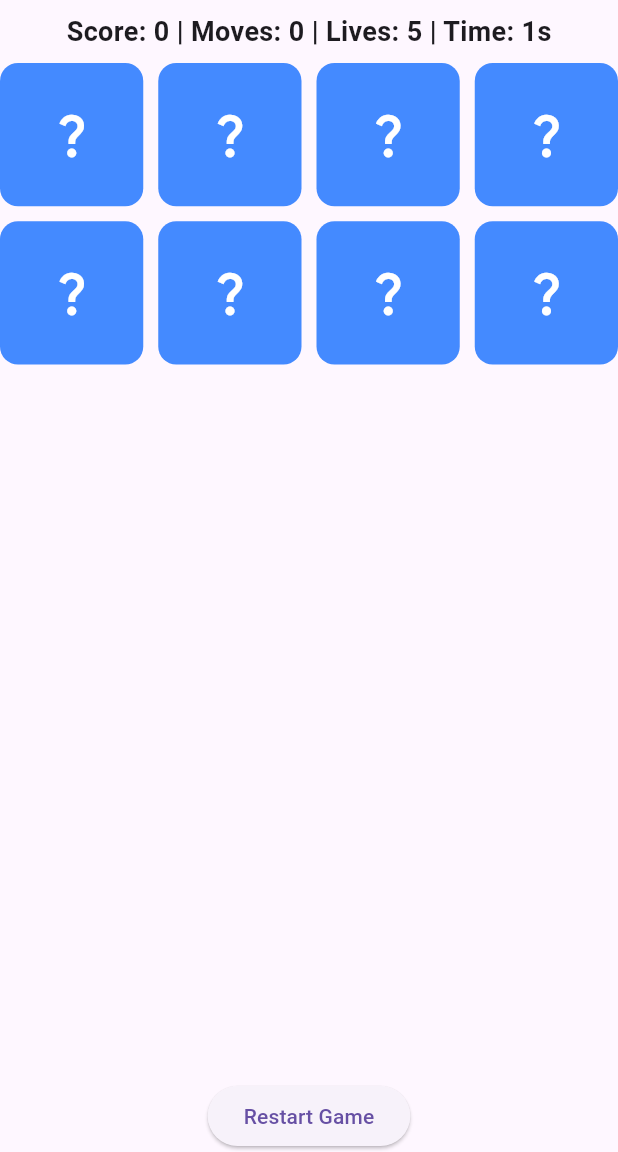
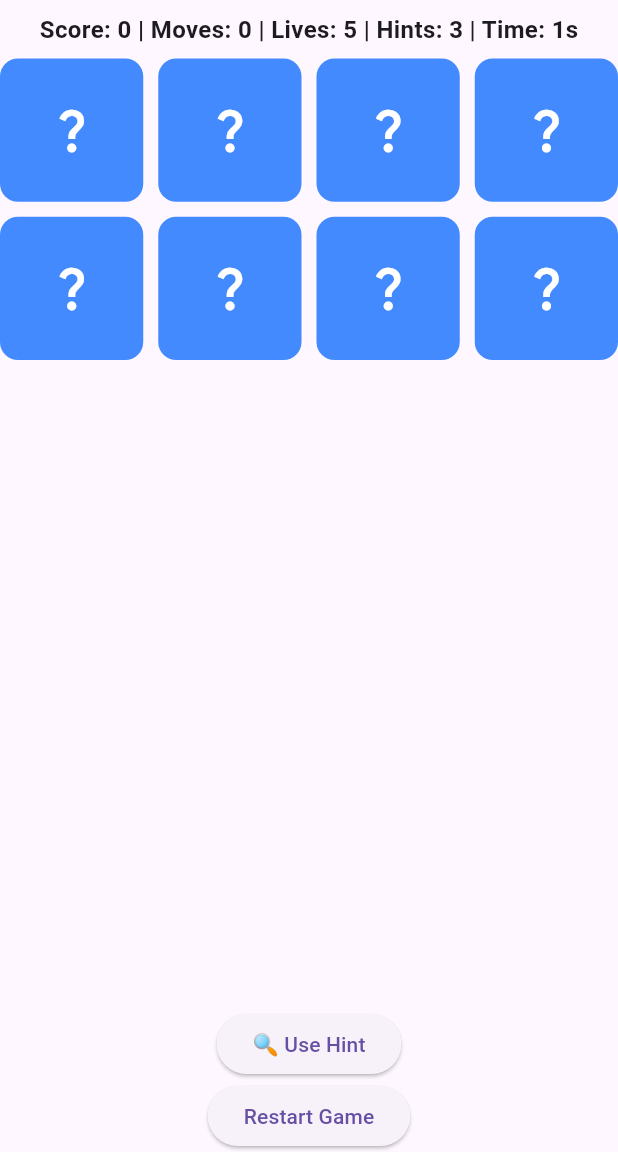
Before and after one commit to charan4112/card_martching_game-, a Flutter app: the screen it shows after launch, after a tap on "Start Game", on a phone screen of 412 x 824 dp, the part 84-1236 px from its top. Run offline on Flutter 3.47's test engine with Material 3 defaults, Android fonts, the phone set to English and light mode, and no system bars.

Commit message:
Step 5: Added Google-hosted images, hints feature, and victory animation

```diff
--- a/lib/models/card_model.dart
+++ b/lib/models/card_model.dart
@@ -1,12 +1,12 @@
 import 'package:flutter/material.dart';
 
 class CardModel {
-  final String imagePath;
+  final String imageUrl;
   bool isFlipped;
   bool isMatched;
 
   CardModel({
-    required this.imagePath,
+    required this.imageUrl,
     this.isFlipped = false,
     this.isMatched = false,
   });
--- a/lib/providers/game_provider.dart
+++ b/lib/providers/game_provider.dart
@@ -7,27 +7,27 @@ class GameProvider with ChangeNotifier {
   int moves = 0;
   int score = 0;
   int lives = 5;
-  int timeTaken = 0; // New Timer Variable
+  int timeTaken = 0;
+  int hints = 3;  // New Hint Feature
   CardModel? firstCard;
   CardModel? secondCard;
   Timer? timer;
 
-  // Initialize cards with sample images and shuffle
+  // Initialize cards with Google-hosted image links
   void initializeCards() {
     List<String> images = [
-      'assets/images/cat.png',
-      'assets/images/dog.png',
-      'assets/images/lion.png',
-      'assets/images/tiger.png'
+      'https://i.imgur.com/XdYxvXS.png',
+      'https://i.imgur.com/AjP8qEe.png',
+      'https://i.imgur.com/NWhxpU7.png',
+      'https://i.imgur.com/VmSbGZP.png'
     ];
 
     cards = [...images, ...images]
-        .map((img) => CardModel(imagePath: img))
+        .map((img) => CardModel(imageUrl: img))
         .toList();
 
     cards.shuffle();
 
-    // Start Timer when game starts
     timeTaken = 0;
     timer = Timer.periodic(const Duration(seconds: 1), (Timer t) {
       timeTaken++;
@@ -37,7 +37,7 @@ class GameProvider with ChangeNotifier {
     notifyListeners();
   }
 
-  // Logic for card flipping and matching
+  // Card Flipping and Matching Logic
   void flipCard(CardModel card) {
     if (card.isFlipped || card.isMatched) return;
 
@@ -56,28 +56,21 @@ class GameProvider with ChangeNotifier {
   void checkMatch() async {
     moves++;
 
-    if (firstCard!.imagePath == secondCard!.imagePath) {
+    if (firstCard!.imageUrl == secondCard!.imageUrl) {
       firstCard!.isMatched = true;
       secondCard!.isMatched = true;
-
-      // Add bonus if matched quickly
-      if (timeTaken <= 3) {
-        score += 15; // Quick match bonus
-      } else {
-        score += 10; // Standard points for a correct match
-      }
+      score += 10;
     } else {
       await Future.delayed(const Duration(seconds: 1));
       firstCard!.isFlipped = false;
       secondCard!.isFlipped = false;
-      score -= 5; // Penalty for incorrect match
-      lives--;     // Lose a life on incorrect match
+      score -= 5;
+      lives--;
     }
 
     firstCard = null;
     secondCard = null;
 
-    // Stop Timer if game is completed
     if (checkWinCondition()) {
       timer?.cancel();
     }
@@ -85,17 +78,36 @@ class GameProvider with ChangeNotifier {
     notifyListeners();
   }
 
-  // Check for Win Condition
+  // Hint System - Reveal one card for 3 seconds
+  void useHint() {
+    if (hints == 0) return;
+
+    hints--;
+
+    final hiddenCards = cards.where((card) => !card.isFlipped && !card.isMatched).toList();
+    if (hiddenCards.isNotEmpty) {
+      final hintCard = hiddenCards[0];
+      hintCard.isFlipped = true;
+
+      Future.delayed(const Duration(seconds: 3), () {
+        hintCard.isFlipped = false;
+        notifyListeners();
+      });
+    }
+
+    notifyListeners();
+  }
+
   bool checkWinCondition() {
     return cards.every((card) => card.isMatched);
   }
 
-  // Reset the Game
   void resetGame() {
     initializeCards();
     moves = 0;
     score = 0;
     lives = 5;
+    hints = 3;
     timeTaken = 0;
     notifyListeners();
   }
--- a/lib/screens/game_screen.dart
+++ b/lib/screens/game_screen.dart
@@ -31,16 +31,14 @@ class _GameScreenState extends State<GameScreen> {
       ),
       body: Column(
         children: [
-          // Score & Moves Display
           Padding(
             padding: const EdgeInsets.all(8.0),
             child: Text(
-              'Score: ${gameProvider.score} | Moves: ${gameProvider.moves} | Lives: ${gameProvider.lives} | Time: ${gameProvider.timeTaken}s',
-              style: const TextStyle(fontSize: 18, fontWeight: FontWeight.bold),
+              'Score: ${gameProvider.score} | Moves: ${gameProvider.moves} | Lives: ${gameProvider.lives} | Hints: ${gameProvider.hints} | Time: ${gameProvider.timeTaken}s',
+              style: const TextStyle(fontSize: 16, fontWeight: FontWeight.bold),
             ),
           ),
 
-          // Game Board
           Expanded(
             child: GridView.builder(
               gridDelegate: const SliverGridDelegateWithFixedCrossAxisCount(
@@ -63,7 +61,7 @@ class _GameScreenState extends State<GameScreen> {
                       borderRadius: BorderRadius.circular(12),
                     ),
                     child: card.isFlipped
-                        ? Image.asset(card.imagePath)
+                        ? Image.network(card.imageUrl)
                         : const Icon(Icons.question_mark, size: 36, color: Colors.white),
                   ),
                 );
@@ -71,15 +69,16 @@ class _GameScreenState extends State<GameScreen> {
             ),
           ),
 
-          // Restart Button
           ElevatedButton(
-            onPressed: () {
-              gameProvider.resetGame();
-            },
+            onPressed: () => gameProvider.useHint(),
+            child: const Text('🔍 Use Hint'),
+          ),
+
+          ElevatedButton(
+            onPressed: () => gameProvider.resetGame(),
             child: const Text('Restart Game'),
           ),
 
-          // Victory Message
           if (gameProvider.checkWinCondition())
             const Padding(
               padding: EdgeInsets.all(10.0),
```
